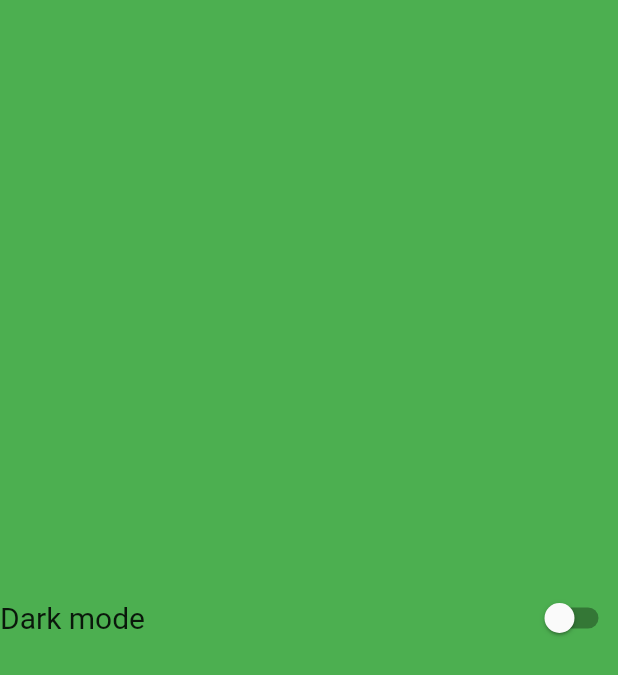
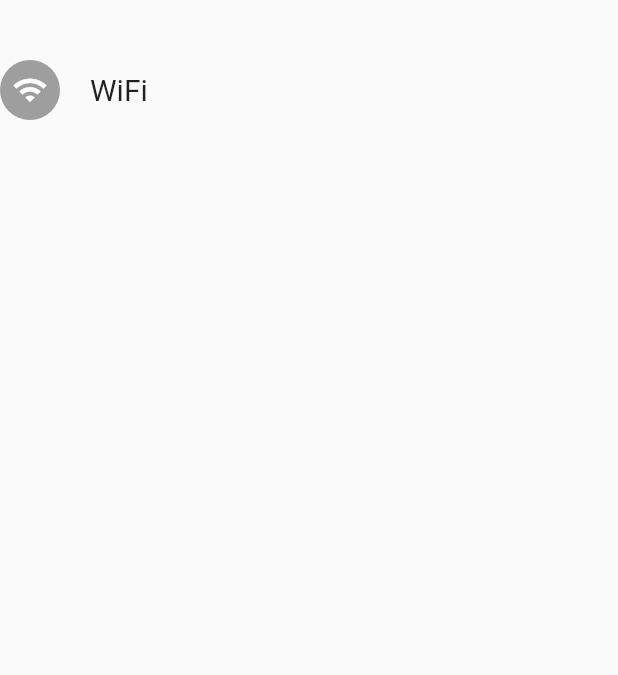
Before and after one commit to Divyansh600/widgets_hub, a Flutter app: the Setting screen opened directly, on a phone screen of 412 x 824 dp. Shown: the top 675 px of the screen. Run offline on Flutter 3.47's test engine with Material 2 defaults, Android fonts, the phone set to English and light mode, and no system bars; our stand-ins replace firebase_core; accounts and stored records are empty.

Commit message:
Initial commit

```diff
--- a/lib/src/ui/Setting/setting.dart
+++ b/lib/src/ui/Setting/setting.dart
@@ -13,24 +13,39 @@ class _SettingState extends State<Setting> {
   Widget build(BuildContext context) {
     return Scaffold(
       body: Container(
-        color: Colors.green,
+        color: Colors.transparent,
         child: Column(
-          mainAxisAlignment: MainAxisAlignment.center,
+          mainAxisAlignment: MainAxisAlignment.start,
           children: [
+            // Row(
+            //   mainAxisAlignment: MainAxisAlignment.spaceBetween,
+            //   children: [
+            //     Text(
+            //       "Dark mode",
+            //       style: TextStyle(fontSize: 20),
+            //     ),
+            //     Switch(
+            //         value: isdarktheme,
+            //         onChanged: (value) {
+            //           setState(() {
+            //             isdarktheme = value;
+            //           });
+            //         })
+            //   ],
+            // ),
+            SizedBox(height: 40,),
             Row(
-              mainAxisAlignment: MainAxisAlignment.spaceBetween,
               children: [
-                Text(
-                  "Dark mode",
-                  style: TextStyle(fontSize: 20),
+                CircleAvatar(backgroundColor: Colors.grey,
+                  child: Icon(Icons.wifi_sharp,color: Colors.white,),
+                ),SizedBox(width: 20,),
+                Row(
+                  mainAxisAlignment: MainAxisAlignment.center,
+                  children: [
+                    Text("WiFi",style:TextStyle(fontSize: 20),)
+                  ],
                 ),
-                Switch(
-                    value: isdarktheme,
-                    onChanged: (value) {
-                      setState(() {
-                        isdarktheme = value;
-                      });
-                    })
+
               ],
             )
           ],
```
